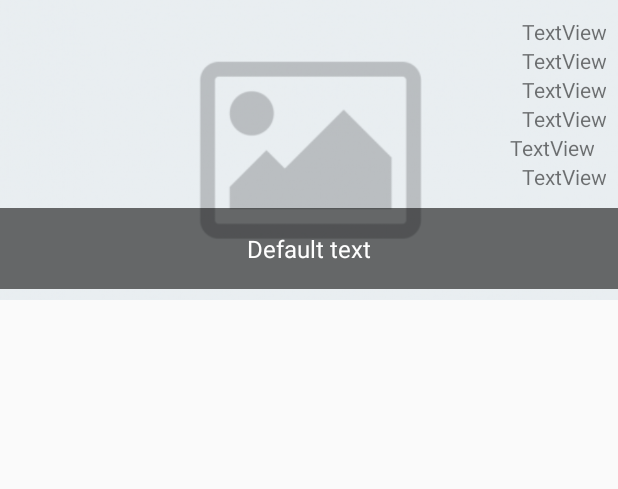
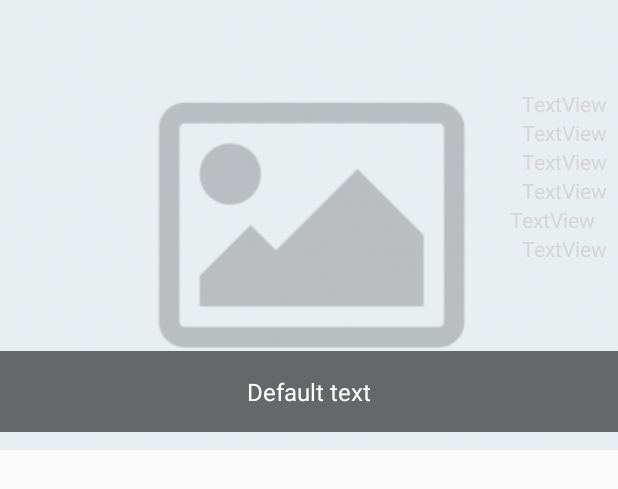
Before and after one commit to sergioivan154/sensorHuella, an Android app: the layout item_photo.xml on its own in the app's theme, with its tools: preview values and no code run, on a phone screen of 412 x 824 dp. Shown: the top 489 px of the screen. Run offline under Robolectric (Android 15) with nearby library versions, the phone set to English and light mode, and no system bars.

```diff
--- a/app/src/main/java/sagarpa/planetmedia/com/sagarpapp/Utility/ConexionSQLiteHelper.java
+++ b/app/src/main/java/sagarpa/planetmedia/com/sagarpapp/Model/Base/ConexionSQLiteHelper.java
@@ -1,4 +1,4 @@
-package sagarpa.planetmedia.com.sagarpapp.Utility;
+package sagarpa.planetmedia.com.sagarpapp.Model.Base;
 
 import android.content.Context;
 import android.database.Cursor;
@@ -13,13 +13,15 @@ import java.util.List;
 
 import sagarpa.planetmedia.com.sagarpapp.Model.Adapter.Huella;
 import sagarpa.planetmedia.com.sagarpapp.Model.Entity.User;
+import sagarpa.planetmedia.com.sagarpapp.Utility.AppUtilidadesEncript;
+import sagarpa.planetmedia.com.sagarpapp.Utility.Utilities;
 
 
 public class ConexionSQLiteHelper extends SQLiteOpenHelper {
 
 
     public ConexionSQLiteHelper(Context context, String name, SQLiteDatabase.CursorFactory factory) {
-        super(context, name, factory, 3);
+        super(context, name, factory, 4);
     }
 
     @Override
--- a/app/src/main/java/sagarpa/planetmedia/com/sagarpapp/View/Activity/HuellasActivity.kt
+++ b/app/src/main/java/sagarpa/planetmedia/com/sagarpapp/View/Activity/HuellasActivity.kt
@@ -1,6 +1,5 @@
 package sagarpa.planetmedia.com.sagarpapp.View.Activity
 
-import android.app.Activity
 import android.content.ContentValues
 import android.content.Intent
 import android.graphics.BitmapFactory
@@ -15,7 +14,7 @@ import android.widget.Toast
 import kotlinx.android.synthetic.main.activity_huellas.*
 import sagarpa.planetmedia.com.sagarpapp.R
 import sagarpa.planetmedia.com.sagarpapp.Utility.AppUtilidadesEncript
-import sagarpa.planetmedia.com.sagarpapp.Utility.ConexionSQLiteHelper
+import sagarpa.planetmedia.com.sagarpapp.Model.Base.ConexionSQLiteHelper
 import sagarpa.planetmedia.com.sagarpapp.Utility.Memoria
 import sagarpa.planetmedia.com.sagarpapp.Utility.Utilities
 
--- a/app/src/main/java/sagarpa/planetmedia/com/sagarpapp/View/Fragment/GaleriaHuellasFragment.kt
+++ b/app/src/main/java/sagarpa/planetmedia/com/sagarpapp/View/Fragment/GaleriaHuellasFragment.kt
@@ -1,6 +1,5 @@
 package sagarpa.planetmedia.com.sagarpapp.View.Fragment
 
-import android.app.Fragment
 import android.os.Bundle
 import android.support.v7.widget.LinearLayoutManager
 import android.view.LayoutInflater
@@ -9,8 +8,7 @@ import android.view.ViewGroup
 import kotlinx.android.synthetic.main.fragment_galeria_huellas.view.*
 import sagarpa.planetmedia.com.sagarpapp.Model.Adapter.BaseAdapterHuellas
 import sagarpa.planetmedia.com.sagarpapp.R
-import sagarpa.planetmedia.com.sagarpapp.Utility.AppUtilidadesEncript
-import sagarpa.planetmedia.com.sagarpapp.Utility.ConexionSQLiteHelper
+import sagarpa.planetmedia.com.sagarpapp.Model.Base.ConexionSQLiteHelper
 import sagarpa.planetmedia.com.sagarpapp.Utility.KeyDictionary
 
 class GaleriaHuellasFragment : BaseFragment() {
--- a/app/src/main/res/layout/item_photo.xml
+++ b/app/src/main/res/layout/item_photo.xml
@@ -2,13 +2,15 @@
 <android.support.constraint.ConstraintLayout xmlns:android="http://schemas.android.com/apk/res/android"
     xmlns:app="http://schemas.android.com/apk/res-auto"
     android:layout_width="match_parent"
-    android:layout_height="@dimen/photo_height">
+    android:layout_height="300dp">
+
 
     <ImageView
         android:id="@+id/imageViewPhoto"
-        android:layout_width="wrap_content"
-        android:layout_height="wrap_content"
-        android:scaleType="centerCrop"
+        android:layout_width="0dp"
+        android:layout_height="0dp"
+        android:scaleType="center"
+        android:background="@color/background_name_photo"
         app:layout_constraintBottom_toBottomOf="parent"
         app:layout_constraintEnd_toEndOf="parent"
         app:layout_constraintStart_toStartOf="parent"
@@ -24,6 +26,7 @@
         app:layout_constraintBottom_toTopOf="@+id/textViewNamePhoto"
         app:layout_constraintEnd_toEndOf="parent"
         app:layout_constraintStart_toStartOf="parent"
+
         app:layout_constraintTop_toTopOf="parent">
 
         <TextView
@@ -31,6 +34,7 @@
             android:layout_width="match_parent"
             android:layout_height="wrap_content"
             android:text="TextView"
+            android:textColor="@color/wallet_bright_foreground_holo_dark"
             android:textAlignment="viewEnd" />
 
         <TextView
@@ -38,12 +42,14 @@
             android:layout_width="match_parent"
             android:layout_height="wrap_content"
             android:text="TextView"
+            android:textColor="@color/wallet_bright_foreground_holo_dark"
             android:textAlignment="viewEnd" />
 
         <TextView
             android:id="@+id/textViewLatitud"
             android:layout_width="match_parent"
             android:layout_height="wrap_content"
+            android:textColor="@color/wallet_bright_foreground_holo_dark"
             android:text="TextView"
             android:textAlignment="viewEnd" />
 
@@ -51,6 +57,7 @@
             android:id="@+id/textViewLongitud"
             android:layout_width="match_parent"
             android:layout_height="wrap_content"
+            android:textColor="@color/wallet_bright_foreground_holo_dark"
             android:text="TextView"
             android:textAlignment="viewEnd" />
 
@@ -59,6 +66,7 @@
             android:layout_width="match_parent"
             android:layout_height="wrap_content"
             android:layout_marginEnd="8dp"
+            android:textColor="@color/wallet_bright_foreground_holo_dark"
             android:text="TextView"
             android:textAlignment="viewEnd"
             app:layout_constraintEnd_toEndOf="parent" />
@@ -66,6 +74,7 @@
         <TextView
             android:id="@+id/textViewpixeles"
             android:layout_width="match_parent"
+            android:textColor="@color/wallet_bright_foreground_holo_dark"
             android:layout_height="wrap_content"
             android:text="TextView"
             android:textAlignment="viewEnd" />
--- a/app/src/main/res/menu/activity_main_drawer.xml
+++ b/app/src/main/res/menu/activity_main_drawer.xml
@@ -10,7 +10,7 @@
             android:title="Galería fotográfica" />
         <item
             android:id="@+id/nav_gallery_fingerprint"
-            android:icon="@drawable/ic_fp_40px"
+            android:icon="@drawable/fingerprint"
             android:title="Galería de huellas" />
 
     </group>
```
Also changed, not shown: app/src/main/java/sagarpa/planetmedia/com/sagarpapp/View/Activity/LoginActivity.kt (+1 -6 lines), app/src/main/res/layout/item_huella.xml (+4 -5 lines), app/src/main/res/drawable/fingerprint.png (added), 1 other file.
